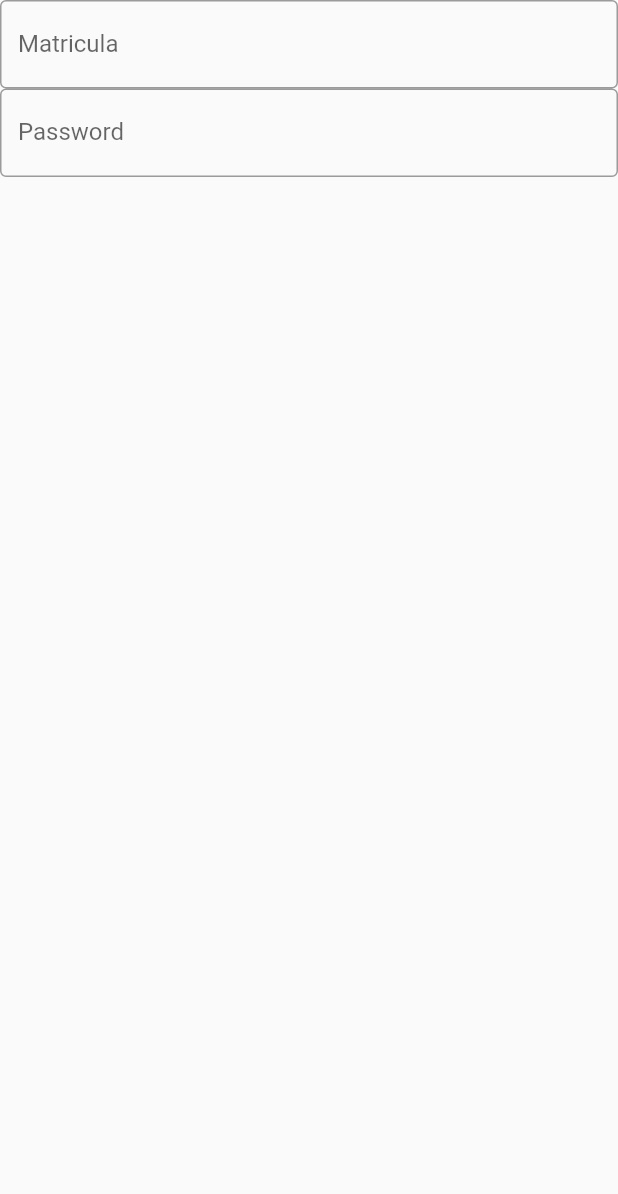
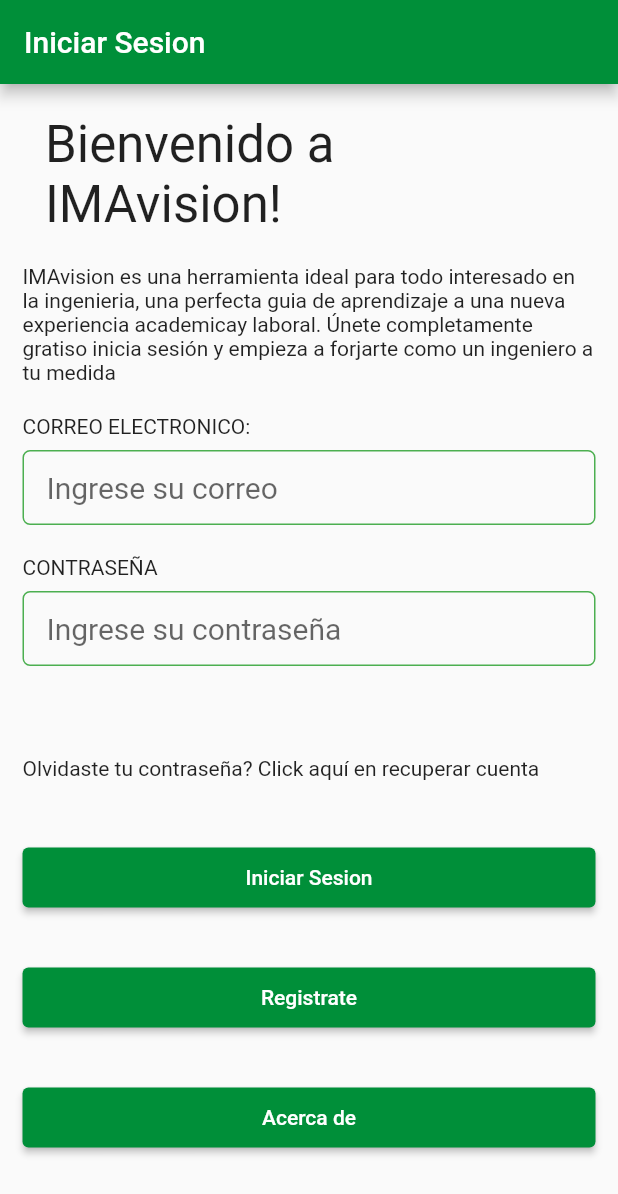
Before and after one commit to AndoresuDevs/Tecno-Estres, a Flutter app: the screen it shows after launch, on a phone screen of 412 x 824 dp. Shown: the top 1194 px of the screen. Run offline on Flutter 3.47's test engine with Material 2 defaults, Android fonts, the light colour scheme and no system bars.

Commit message:
Plantilla para agregar vistas

```diff
--- a/lib/main.dart
+++ b/lib/main.dart
@@ -1,19 +1,57 @@
 import 'package:flutter/material.dart';
-import 'package:tecno_estres/screens/basic_design.dart';
+import 'package:tecno_estres/vistas/acerca_de.dart';
 
-void main() =>runApp(MyApp());
+import 'package:tecno_estres/vistas/formulario_login.dart';
+
+void main() {
+  runApp( const MyApp());
+}
 
 class MyApp extends StatelessWidget {
+  const MyApp({Key? key }) : super (key:key);
+
   @override
   Widget build(BuildContext context) {
     return MaterialApp(
       debugShowCheckedModeBanner: false,
-      title: 'Material App',
-      initialRoute: 'basic_design',
+      title: 'IMAvision',
+      theme: ThemeData(
+        primarySwatch: buildMaterialColor(const Color(0xFF008F39))
+      ),
+      home: Scaffold(
+        appBar: AppBar(
+          title: const Text('Iniciar Sesion'),
+        ),
+        body: FormLogin(),
+      ),
       routes: {
-        'basic_design':(_)=>basicDesignScreen()
-      },
+        '/login':(Context)=> const FormLogin(),
+        '/acerca_de':(Context)=> const AcercaDe(),
+
+      }
+
+
 
     );
   }
 }
+
+MaterialColor buildMaterialColor(Color color) {
+  List strengths = <double>[.05];
+  Map<int, Color> swatch = {};
+  final int r = color.red, g = color.green, b = color.blue;
+
+  for (int i = 1; i < 10; i++) {
+    strengths.add(0.1 * i);
+  }
+  for (var strength in strengths) {
+    final double ds = 0.5 - strength;
+    swatch[(strength * 1000).round()] = Color.fromRGBO(
+      r + ((ds < 0 ? r : (255 - r)) * ds).round(),
+      g + ((ds < 0 ? g : (255 - g)) * ds).round(),
+      b + ((ds < 0 ? b : (255 - b)) * ds).round(),
+      1,
+    );
+  }
+  return MaterialColor(color.value, swatch);
+}
--- a/lib/screens/basic_design.dart
+++ /dev/null
@@ -1,34 +0,0 @@
-import 'package:flutter/material.dart';
-
-
-
-
-class basicDesignScreen extends StatelessWidget {
-  const basicDesignScreen({super.key});
-
-  @override
-  Widget build(BuildContext context) {
-    return  Scaffold(
-      body: Column(
-        children: const [
-          TextField(
-            obscureText: true,
-            decoration: InputDecoration(
-              border: OutlineInputBorder(),
-              labelText: 'Matricula',
-            ),
-          ),
-          TextField(
-            obscureText: true,
-            decoration: InputDecoration(
-              border: OutlineInputBorder(),
-              labelText: 'Password',
-            ),
-          ),
-
-        ],
-
-      ),
-    );
-  }
-}
--- /dev/null
+++ b/lib/vistas/acerca_de.dart
@@ -0,0 +1,21 @@
+import 'package:flutter/material.dart';
+class AcercaDe extends StatefulWidget {
+  const AcercaDe({Key? key}) : super(key: key);
+
+  @override
+  State<AcercaDe> createState() => _AcercaDeState();
+}
+
+class _AcercaDeState extends State<AcercaDe> {
+  @override
+  Widget build(BuildContext context) {
+    return SingleChildScrollView(
+      child: Column(
+        crossAxisAlignment: CrossAxisAlignment.start,
+        children: [
+          Text('Acerca De')
+        ],
+      ),
+    );
+  }
+}
--- /dev/null
+++ b/lib/vistas/formulario_login.dart
@@ -0,0 +1,148 @@
+import 'package:flutter/material.dart';
+
+//Select a code fragment you want to extract to a method.
+// Press Ctrl+Alt+M or from the main menu, select Refactor | Extract | Method.
+
+
+class FormLogin extends StatefulWidget {
+  const FormLogin({Key? key}) : super(key: key);
+
+  @override
+  State<FormLogin> createState() => _FormLoginState();
+}
+
+class _FormLoginState extends State<FormLogin> {
+  @override
+  Widget build(BuildContext context) {
+    return SingleChildScrollView( //SCROLL VIEW
+      child: Column(
+        crossAxisAlignment: CrossAxisAlignment.start,
+        children: [
+          const SizedBox(height: 20),
+          Container(
+            padding: const EdgeInsets.symmetric(horizontal: 15),
+            margin: const EdgeInsets.symmetric(horizontal: 15),
+            width: MediaQuery.of(context).size.width-30,
+            child: Column(
+              children: const [
+                Text( "Bienvenido a IMAvision!", style: TextStyle(fontSize: 34, decorationStyle: TextDecorationStyle.solid),),
+                SizedBox(height: 20),
+
+              ],
+            ),
+          ),
+          _plainText(context,"IMAvision es una herramienta ideal para todo interesado en la ingenieria, una perfecta guia de aprendizaje a una nueva experiencia academicay laboral. Únete completamente gratiso inicia sesión y empieza a forjarte como un ingeniero a tu medida"),
+          const SizedBox(height: 20),
+          _plainText(context, "CORREO ELECTRONICO:"),
+          const SizedBox(height: 8),
+          _inputCorreo(),
+          const SizedBox(height: 20),
+          _plainText(context, "CONTRASEÑA"),
+          const SizedBox(height: 8),
+          _inputPassword(),
+          const SizedBox(height: 60),
+          _plainText(context, "Olvidaste tu contraseña? Click aquí en recuperar cuenta"),
+          const SizedBox(height: 30),
+          _btnIniciarSesion(context),
+          const SizedBox(height: 10),
+          _btnRegistrate(context),
+          const SizedBox(height: 10),
+          _btnAcercaDe(context),
+          /*
+          FILA PARA AGRUPAR OBJETOS
+          Row(
+            children: [
+              SizedBox(width: MediaQuery.of(context).size.width*0.5,child: _inputCorreo(),),
+              SizedBox(width: MediaQuery.of(context).size.width*0.5,child: _inputPassword(),)
+            ],
+          )
+           */
+        ],
+      ),
+    );
+  }
+
+  Container _plainText(BuildContext context, String texto) {
+    return Container(
+          margin: const EdgeInsets.symmetric(horizontal: 15),
+          width: MediaQuery.of(context).size.width-30,
+          child: Text(texto),
+        );
+  }
+
+  Container _btnIniciarSesion(BuildContext context) {
+    return Container(
+          height: 40,
+          margin: const EdgeInsets.all(15),
+          width: MediaQuery.of(context).size.width-30,
+          child: ElevatedButton(
+
+            onPressed: () {},
+            child: const Text('Iniciar Sesion'),
+          ),
+        );
+  }
+
+  Container _btnRegistrate(BuildContext context) {
+    return Container(
+      height: 40,
+      margin: const EdgeInsets.all(15),
+      width: MediaQuery.of(context).size.width-30,
+      child: ElevatedButton(
+        onPressed: () {},
+        child: const Text('Registrate'),
+      ),
+    );
+  }
+
+  Container _btnAcercaDe(BuildContext context) {
+    return Container(
+      height: 40,
+      margin: const EdgeInsets.all(15),
+      width: MediaQuery.of(context).size.width-30,
+      child: ElevatedButton(
+        onPressed: () {
+          Navigator.pushReplacementNamed(context, '/acerca_de');
+        },
+        child: const Text('Acerca de'),
+      ),
+    );
+  }
+
+  Container _inputCorreo() {
+    return Container(
+        decoration: BoxDecoration(
+            borderRadius: BorderRadius.circular(5),
+            border: Border.all(color: Colors.green)
+        ),
+        padding: const EdgeInsets.symmetric(horizontal: 15),
+        margin: const EdgeInsets.symmetric(horizontal: 15),
+        child: TextFormField(
+
+          style: const TextStyle(fontSize: 20),
+          decoration: const InputDecoration(
+              hintText: "Ingrese su correo",
+              border: InputBorder.none
+          ),
+        ),
+      );
+  }
+
+  Container _inputPassword() {
+    return Container(
+      decoration: BoxDecoration(
+          borderRadius: BorderRadius.circular(5),
+          border: Border.all(color: Colors.green)
+      ),
+      padding: const EdgeInsets.symmetric(horizontal: 15),
+      margin: const EdgeInsets.symmetric(horizontal: 15),
+      child: TextFormField(
+        style: const TextStyle(fontSize: 20),
+        decoration: const InputDecoration(
+            hintText: "Ingrese su contraseña",
+            border: InputBorder.none
+        ),
+      ),
+    );
+  }
+}
--- a/pubspec.yaml
+++ b/pubspec.yaml
@@ -12,13 +12,15 @@ environment:
 dependencies:
   flutter:
     sdk: flutter
-
   cupertino_icons: ^1.0.2
+  provider:
+  http:
+  dio:
 
 dev_dependencies:
   flutter_test:
     sdk: flutter
-
+  fluttertoast:
   flutter_lints: ^2.0.0
 
 flutter:
```
Also changed, not shown: pubspec.lock.
